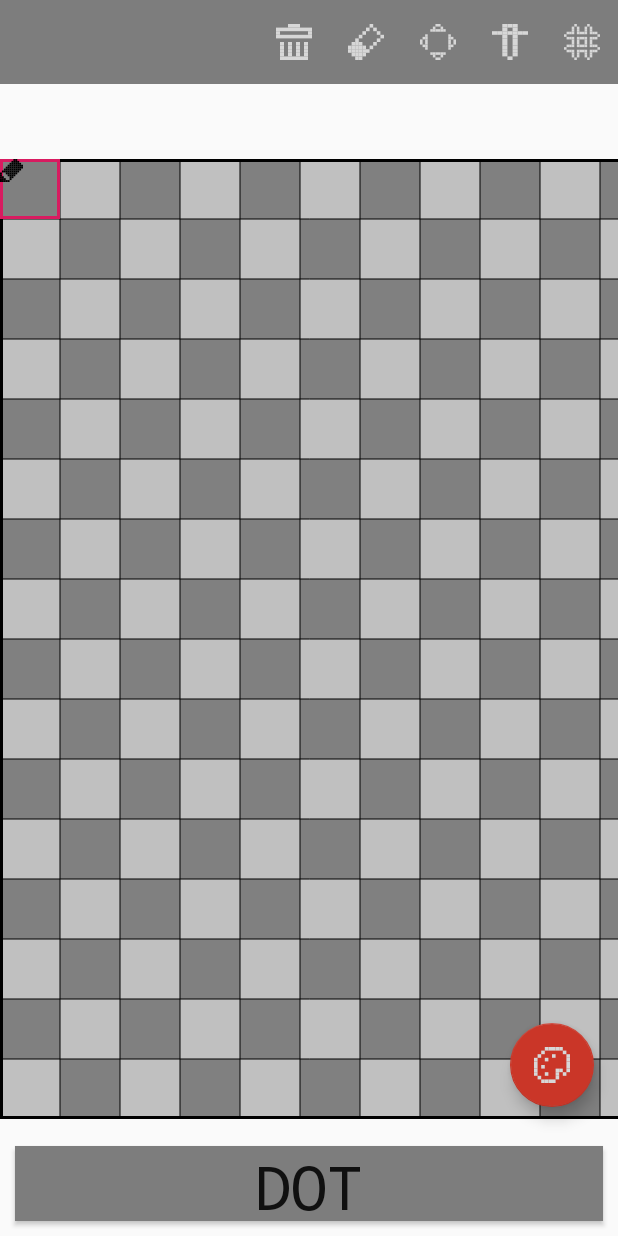
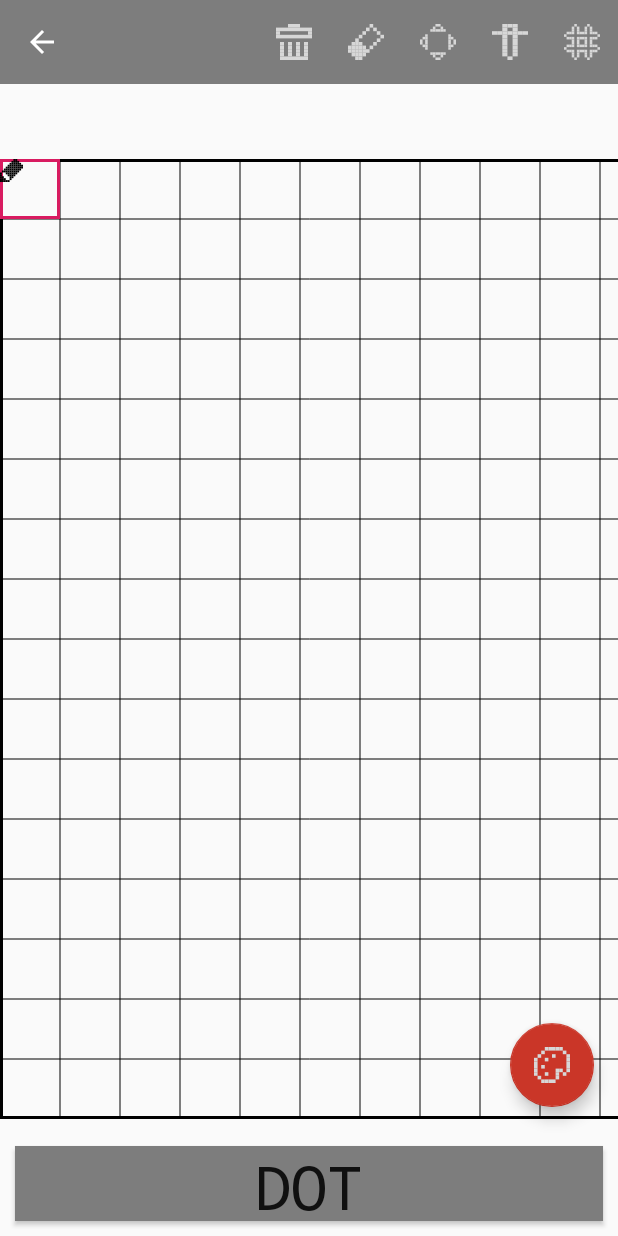
Before and after one commit to LoneStarFateZero/PixelCanvas, an Android app: the PaintActivity screen opened directly, with no data from a screen before it, on a phone screen of 412 x 824 dp. Run offline under Robolectric (Android 15) with nearby library versions, the phone set to English and light mode, and no system bars; libraries missing offline, so code that uses them is left out: cn.bmob.v3, net.margaritov.preference, org.litepal, org.litepal.crud; Roboto replaces fonts that are not available here; 3 statements that could not run were skipped.

Commit message:
暂时无法解决重绘性能问题，去除底部透明灰白背景

```diff
--- a/app/src/main/java/pers/lonestar/pixelcanvas/activity/PaintActivity.java
+++ b/app/src/main/java/pers/lonestar/pixelcanvas/activity/PaintActivity.java
@@ -37,7 +37,6 @@ import cn.bmob.v3.exception.BmobException;
 import cn.bmob.v3.listener.SaveListener;
 import pers.lonestar.pixelcanvas.PixelApp;
 import pers.lonestar.pixelcanvas.R;
-import pers.lonestar.pixelcanvas.customview.BackgroundCanvas;
 import pers.lonestar.pixelcanvas.customview.BorderIndicator;
 import pers.lonestar.pixelcanvas.customview.LineCanvas;
 import pers.lonestar.pixelcanvas.customview.PixelCanvas;
@@ -52,7 +51,7 @@ public class PaintActivity extends AppCompatActivity {
     private LineCanvas lineCanvas;
     private PixelCanvas pixelCanvas;
     private StrokeCanvas strokeCanvas;
-    private BackgroundCanvas backgroundCanvas;
+    //    private BackgroundCanvas backgroundCanvas;
     private FrameLayout pixelFramelayout;
     private ImageView pencil;
     private ImageView thumbnail;
@@ -82,8 +81,11 @@ public class PaintActivity extends AppCompatActivity {
         //设置自定义Toolbar
         setSupportActionBar(toolbar);
         ActionBar actionBar = getSupportActionBar();
-        if (actionBar != null)
+        if (actionBar != null) {
+            actionBar.setDisplayHomeAsUpEnabled(true);
+            actionBar.setHomeButtonEnabled(true);
             actionBar.setDisplayShowTitleEnabled(false);
+        }
 
         initListener();
         initCanvas();
@@ -102,6 +104,9 @@ public class PaintActivity extends AppCompatActivity {
     @Override
     public boolean onOptionsItemSelected(MenuItem item) {
         switch (item.getItemId()) {
+            case android.R.id.home:
+                finish();
+                break;
             case R.id.clearCanvas:
                 clearCanvas();
                 break;
@@ -245,7 +250,11 @@ public class PaintActivity extends AppCompatActivity {
                         //重绘红色边框指示器
                         //确定位置
                         int border_left = left / pixelSize * pixelSize;
+                        if (border_left == 960)
+                            border_left = 900;
                         int border_top = bottom / pixelSize * pixelSize;
+                        if (border_top == 960)
+                            border_top = 900;
                         int border_bottom = border_top + borderIndicator.getHeight();
                         int border_right = border_left + borderIndicator.getWidth();
                         borderIndicator.layout(border_left, border_top, border_right, border_bottom);
@@ -263,7 +272,6 @@ public class PaintActivity extends AppCompatActivity {
                                 y = pixelCount - 1;
                             }
                             PixelApp.pixelColor[y][x] = pencilColor;
-                            pixelCanvas.setPixelSize(pixelSize);
                             pixelCanvas.reDrawCanvas();
                         }
 
@@ -321,16 +329,16 @@ public class PaintActivity extends AppCompatActivity {
         pixelSize = ParameterUtils.canvasWidth / pixelCount;
 
         //绘制画布背景
-        backgroundCanvas.setPixelCount(pixelCount);
-        backgroundCanvas.reDrawBackground();
+//        backgroundCanvas.setPixelCount(pixelCount);
+
+        //绘制画布
+        pixelCanvas.setPixelSize(pixelSize);
 
         //绘制画布线条
         lineCanvas.setPixelCount(pixelCount);
-        lineCanvas.reDrawLine();
 
         //设定红色边框指示
         borderIndicator.setPixelCount(pixelCount);
-        borderIndicator.reDrawLine();
     }
 
     //初始化View组件
@@ -338,7 +346,7 @@ public class PaintActivity extends AppCompatActivity {
         lineCanvas = findViewById(R.id.line_canvas);
         pixelCanvas = findViewById(R.id.pixel_canvas);
         strokeCanvas = findViewById(R.id.stroke_canvas);
-        backgroundCanvas = findViewById(R.id.background_canvas);
+//        backgroundCanvas = findViewById(R.id.background_canvas);
         pixelFramelayout = findViewById(R.id.paint_framelayout);
         pencil = findViewById(R.id.draw_pencil);
         borderIndicator = findViewById(R.id.border);
@@ -403,10 +411,10 @@ public class PaintActivity extends AppCompatActivity {
     //切换显示线条
     private void toggleLine() {
         if (lineCanvas.getVisibility() == View.INVISIBLE) {
-            backgroundCanvas.setVisibility(View.VISIBLE);
+//            backgroundCanvas.setVisibility(View.INVISIBLE);
             lineCanvas.setVisibility(View.VISIBLE);
         } else {
-            backgroundCanvas.setVisibility(View.INVISIBLE);
+//            backgroundCanvas.setVisibility(View.INVISIBLE);
             lineCanvas.setVisibility(View.INVISIBLE);
         }
     }
--- a/app/src/main/res/layout/activity_paint.xml
+++ b/app/src/main/res/layout/activity_paint.xml
@@ -13,7 +13,8 @@
             android:id="@+id/paint_toolbar"
             android:layout_width="match_parent"
             android:layout_height="?attr/actionBarSize"
-            android:background="@color/colorPrimary" />
+            android:background="@color/colorPrimary"
+            android:theme="@style/ThemeOverlay.AppCompat.Dark.ActionBar" />
 
         <FrameLayout
             android:id="@+id/paint_framelayout"
@@ -22,11 +23,6 @@
             android:layout_below="@+id/paint_toolbar"
             android:layout_centerHorizontal="true"
             android:layout_marginTop="50dp">
-
-            <pers.lonestar.pixelcanvas.customview.BackgroundCanvas
-                android:id="@+id/background_canvas"
-                android:layout_width="wrap_content"
-                android:layout_height="wrap_content" />
 
             <pers.lonestar.pixelcanvas.customview.PixelCanvas
                 android:id="@+id/pixel_canvas"
```
Also changed, not shown: app/src/main/java/pers/lonestar/pixelcanvas/activity/GalleryActivity.java (+3 -4 lines).
